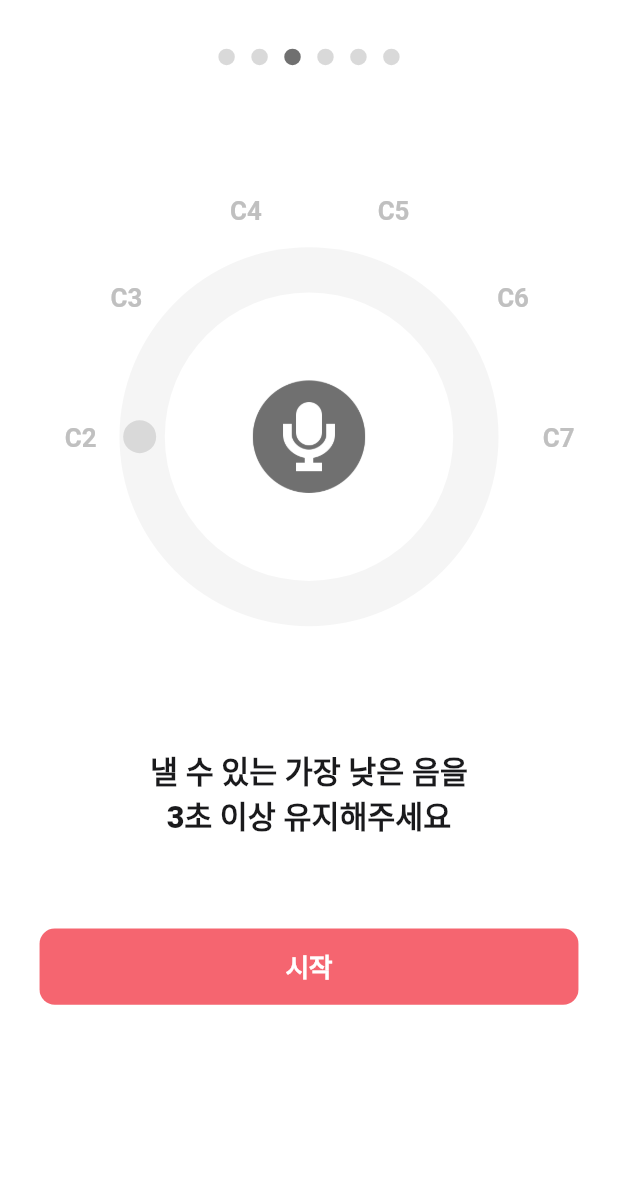
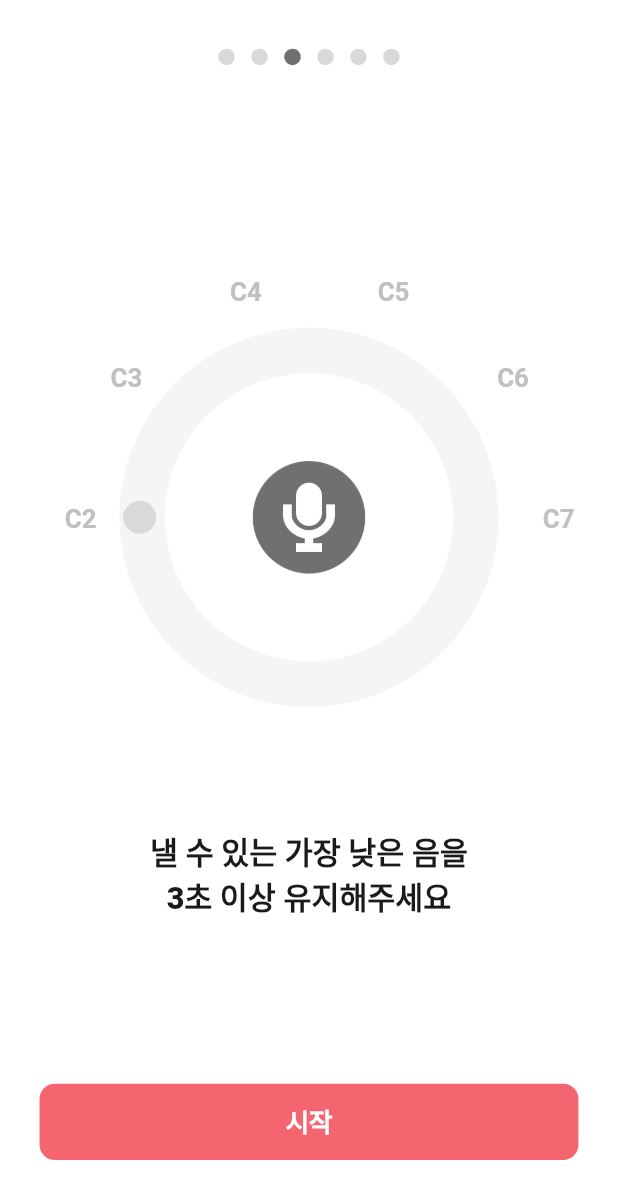
Before and after one commit to SoLit-2025/sync2sing-fe, a Flutter app: the MinimumPitchPage screen opened by its route, on a phone screen of 412 x 824 dp. Shown: the top 1199 px of the screen. Run offline on Flutter 3.47's test engine with Material 3 defaults, Android fonts, the phone set to English and light mode, and no system bars; drawn by our look-alikes of dots_indicator; our stand-ins replace flutter_riverpod, flutter_screenutil, go_router, just_audio, permission_handler, youtube_player_flutter; missing offline and left inert: flutter_sound, pitch_detector_dart; Roboto replaces fonts that are missing (Pretendard Variable, PretendardVariable).

Commit message:
🎨 Style: mainAxisAlignment.spaceBetween 적용

```diff
--- a/lib/features/onboarding/voice_analysis/presentation/pages/minimum_pitch_page.dart
+++ b/lib/features/onboarding/voice_analysis/presentation/pages/minimum_pitch_page.dart
@@ -115,18 +115,29 @@ class _MinimumPitchPageState extends ConsumerState<MinimumPitchPage> {
         child: Padding(
           padding: EdgeInsets.symmetric(horizontal: 24.w),
           child: Column(
+            mainAxisAlignment: MainAxisAlignment.spaceBetween,
+            children: [
+
+              // ① 상단 페이지네이션
+              Column(
                 children: [
                   SizedBox(height: 32.h),
                   Center(child: OnboardingPageIndicator(currentPage: 2)),
-              SizedBox(height: 60.h),
-              Center(
-                child: SizedBox(
+                  SizedBox(height: 4.h),
+
+                ],
+              ),
+
+              // ② 중간 콘텐츠 (도넛, 텍스트)
+              Column(
+                children: [
+                  SizedBox(
                     width: stackSize,
                     height: stackSize,
                     child: Stack(
                       alignment: Alignment.center,
                       children: [
-                      // 도넛 외부 원
+                        // 도넛 외곽
                         Container(
                           width: donutSize,
                           height: donutSize,
@@ -135,7 +146,7 @@ class _MinimumPitchPageState extends ConsumerState<MinimumPitchPage> {
                             shape: BoxShape.circle,
                           ),
                         ),
-                      // 도넛 내부 원
+                        // 도넛 내부
                         Container(
                           width: innerDonutSize,
                           height: innerDonutSize,
@@ -144,9 +155,10 @@ class _MinimumPitchPageState extends ConsumerState<MinimumPitchPage> {
                             shape: BoxShape.circle,
                           ),
                         ),
-                      // 계이름
+                        // 계이름 텍스트
                         ...List.generate(noteCount, (i) {
-                        final angle = startAngle + (sweepAngle / (noteCount - 1)) * i;
+                          final angle = startAngle +
+                              (sweepAngle / (noteCount - 1)) * i;
                           final x = center + noteRadius * cos(angle) - 15.w;
                           final y = center + noteRadius * sin(angle) - 15.h;
                           return Positioned(
@@ -171,10 +183,12 @@ class _MinimumPitchPageState extends ConsumerState<MinimumPitchPage> {
                             ),
                           );
                         }),
-                      // 음정 감지 동그라미 (C2 위치, 도넛 위에 배치)
+                        // 동그라미 인디케이터
                         Positioned(
-                        left: center + (donutRadius * 0.95) * cos(indicatorAngle) - indicatorRadius,
-                        top: center + (donutRadius * 0.95) * sin(indicatorAngle) - indicatorRadius,
+                          left: center + (donutRadius * 0.95) * cos(
+                              indicatorAngle) - indicatorRadius,
+                          top: center + (donutRadius * 0.95) * sin(
+                              indicatorAngle) - indicatorRadius,
                           child: Container(
                             width: 20.w,
                             height: 20.w,
@@ -184,17 +198,18 @@ class _MinimumPitchPageState extends ConsumerState<MinimumPitchPage> {
                             ),
                           ),
                         ),
-                      // 마이크 아이콘
+                        // 마이크 이미지
                         Center(
                           child: Image.asset(
-                          _isMicOn ? 'assets/images/mic-on.png' : 'assets/images/mic-off.png',
+                            _isMicOn
+                                ? 'assets/images/mic-on.png'
+                                : 'assets/images/mic-off.png',
                             width: 84.w,
                             height: 84.w,
                             fit: BoxFit.contain,
                           ),
                         ),
                       ],
-                  ),
                     ),
                   ),
                   SizedBox(height: 20.h),
@@ -205,18 +220,25 @@ class _MinimumPitchPageState extends ConsumerState<MinimumPitchPage> {
                     ),
                     textAlign: TextAlign.center,
                   ),
-              SizedBox(height: 60.h),
-              Center(
-                child: CupertinoButton(
-                  onPressed: isRecording ? _navigateToMaximumPitchPage : _startPitchDetect,
+                ],
+              ),
+
+              // ③ 하단 버튼
+              Column(
+                children: [
+                  CupertinoButton(
+                    onPressed: isRecording
+                        ? _navigateToMaximumPitchPage
+                        : _startPitchDetect,
                     padding: EdgeInsets.zero,
                     child: Container(
                       width: 327.w,
                       height: 50.h,
                       alignment: Alignment.center,
                       decoration: BoxDecoration(
-                      color:
-                          _isButtonActive ? AppColors.primaryPink : AppColors.primaryPinkDisabled,
+                        color: _isButtonActive
+                            ? AppColors.primaryPink
+                            : AppColors.primaryPinkDisabled,
                         borderRadius: BorderRadius.circular(10.r),
                       ),
                       child: Text(
@@ -225,10 +247,11 @@ class _MinimumPitchPageState extends ConsumerState<MinimumPitchPage> {
                           color: AppColors.grayscale8,
                           fontSize: 17.sp,
                           fontFamily: 'Pretendard Variable',
-                        fontWeight: _isButtonActive ? FontWeight.w600 : FontWeight.w400,
+                          fontWeight: _isButtonActive
+                              ? FontWeight.w600
+                              : FontWeight.w400,
                           height: 1.4,
                           decoration: TextDecoration.none,
-                      ),
                         ),
                       ),
                     ),
@@ -236,8 +259,11 @@ class _MinimumPitchPageState extends ConsumerState<MinimumPitchPage> {
                   SizedBox(height: 50.h),
                 ],
               ),
+            ],
+          ),
         ),
       ),
     );
   }
+
   }
```
Lines whose indentation alone changed are shown as unchanged.
